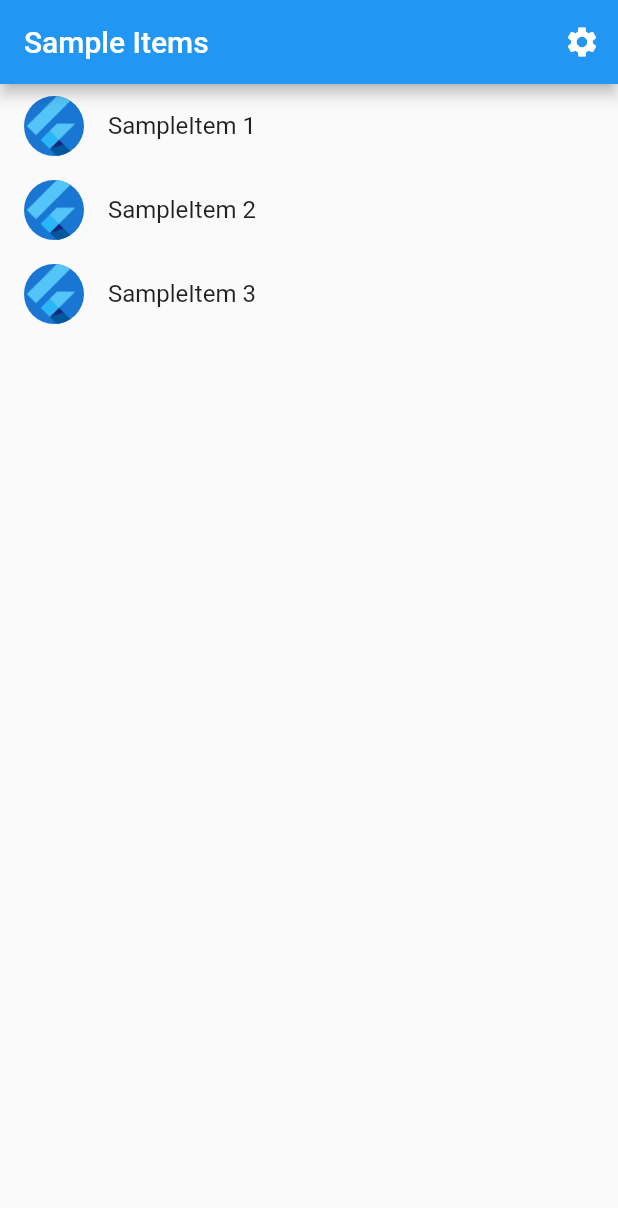
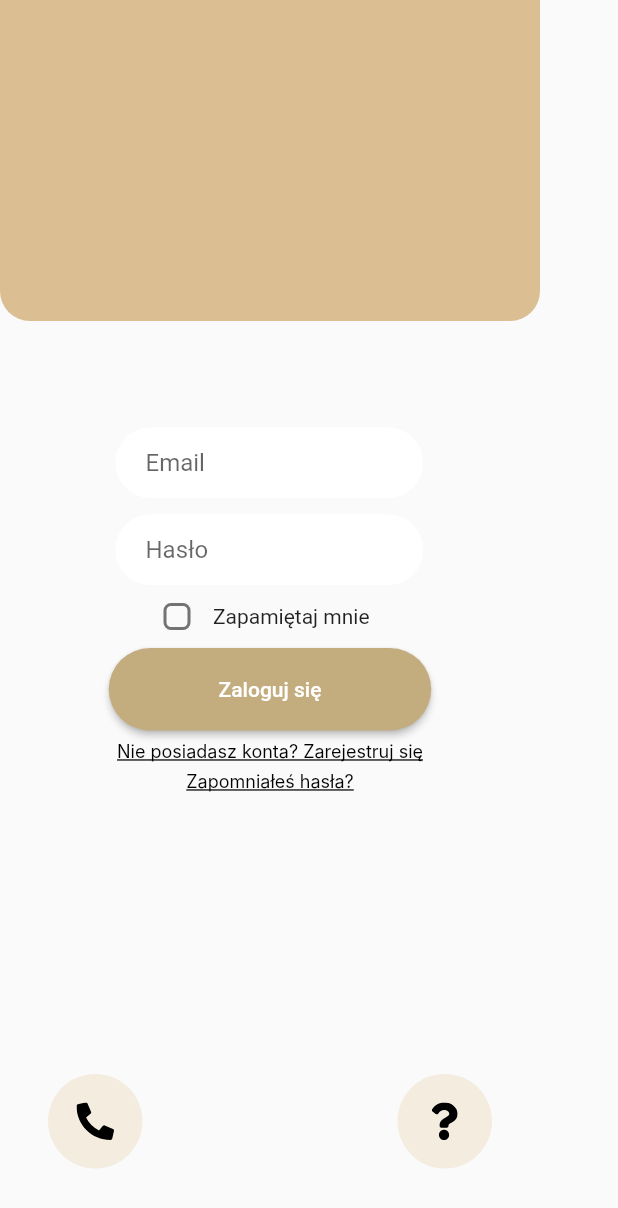
Before and after one commit to Tyfytyfy/sklep_strony_internetowe, a Flutter app: the screen it shows after launch, on a phone screen of 412 x 824 dp. Shown: the top 1208 px of the screen. Run offline on Flutter 3.47's test engine with Material 2 defaults, Android fonts, the phone set to English and light mode, and no system bars; our stand-ins replace flutter_svg; generated files the repository leaves out were written again; Roboto replaces fonts that are missing (Inter).

Commit message:
dodanie login screenu

```diff
--- a/lib/main.dart
+++ b/lib/main.dart
@@ -1,6 +1,7 @@
 import 'package:flutter/material.dart';
+import 'package:sklep_strony_internetowe/src/screens/login_screen.dart';
 
-import 'src/app.dart';
+//import 'src/app.dart';
 import 'src/settings/settings_controller.dart';
 import 'src/settings/settings_service.dart';
 
@@ -16,5 +17,16 @@ void main() async {
   // Run the app and pass in the SettingsController. The app listens to the
   // SettingsController for changes, then passes it further down to the
   // SettingsView.
-  runApp(MyApp(settingsController: settingsController));
+  runApp(const MyApp());
+  //runApp(MyApp(settingsController: settingsController));
 }
+
+class MyApp extends StatelessWidget {
+  const MyApp({super.key});
+  @override
+  Widget build(BuildContext context) {
+    return const MaterialApp(
+      home: LoginScreen(),
+    );
+  }
+}
--- /dev/null
+++ b/lib/src/constants/input_decoration.dart
@@ -0,0 +1,15 @@
+import 'package:flutter/material.dart';
+
+final textInputDecoration = InputDecoration(
+  fillColor: Colors.white,
+  filled: true,
+  contentPadding: EdgeInsets.only(top: 10, bottom: 10, left: 20),
+  enabledBorder: OutlineInputBorder(
+    borderRadius: BorderRadius.circular(100),
+    borderSide: BorderSide(color: Colors.white, width: 2),
+  ),
+  focusedBorder: OutlineInputBorder(
+    borderSide: BorderSide(color: Colors.blue, width: 2),
+    borderRadius: BorderRadius.circular(100),
+  ),
+);
--- /dev/null
+++ b/lib/src/screens/login_screen.dart
@@ -0,0 +1,184 @@
+import 'package:flutter/material.dart';
+import 'package:flutter_svg/flutter_svg.dart';
+import '../constants/input_decoration.dart';
+
+class LoginScreen extends StatefulWidget {
+  const LoginScreen({Key? key}) : super(key: key);
+
+  @override
+  State<LoginScreen> createState() => _LoginScreenState();
+}
+
+class _LoginScreenState extends State<LoginScreen> {
+  String email = '';
+  String password = '';
+  bool? isChecked = false;
+
+  @override
+  Widget build(BuildContext context) {
+    return Directionality(
+      textDirection: TextDirection.ltr,
+      child: Scaffold(
+        body: Column(
+          children: [
+            Container(
+              width: 360,
+              height: 214,
+              padding: const EdgeInsets.all(16.0),
+              decoration: const BoxDecoration(
+                borderRadius: BorderRadius.only(
+                  bottomLeft: Radius.circular(20),
+                  bottomRight: Radius.circular(20),
+                ),
+                color: Color.fromARGB(240, 217, 186, 140),
+              ),
+            ),
+            const SizedBox(
+              height: 71,
+            ),
+            Form(
+              child: Column(
+                children: [
+                  Container(
+                    width: 205,
+                    height: 47,
+                    margin: const EdgeInsets.only(left: 77, right: 78),
+                    child: TextFormField(
+                      decoration:
+                          textInputDecoration.copyWith(hintText: 'Email'),
+                      validator: (val) => val!.isEmpty ? 'Podaj email' : null,
+                      onChanged: (val) {
+                        setState(() => email = val);
+                      },
+                    ),
+                  ),
+                  const SizedBox(
+                    height: 11,
+                  ),
+                  Container(
+                    width: 205,
+                    height: 47,
+                    margin: const EdgeInsets.only(left: 77, right: 78),
+                    child: TextFormField(
+                      decoration:
+                          textInputDecoration.copyWith(hintText: 'Hasło'),
+                      validator: (val) => val!.isEmpty ? 'Podaj hasło' : null,
+                      onChanged: (val) {
+                        setState(() => password = val);
+                      },
+                    ),
+                  ),
+                  Container(
+                    width: 156,
+                    height: 42,
+                    margin: const EdgeInsets.only(left: 94, right: 110),
+                    child: Row(
+                      children: [
+                        Checkbox(
+                          value: isChecked,
+                          onChanged: (bool? value) {
+                            setState(() {
+                              isChecked = value!;
+                            });
+                          },
+                          shape: RoundedRectangleBorder(
+                            borderRadius: BorderRadius.circular(
+                                5), // Zaokrąglenie rogów checkboxa
+                          ),
+                        ),
+                        const Text('Zapamiętaj mnie'),
+                      ],
+                    ),
+                  ),
+                  ElevatedButton(
+                    onPressed: () {},
+                    style: ElevatedButton.styleFrom(
+                      minimumSize: const Size(215, 55),
+                      backgroundColor: const Color.fromARGB(255, 195, 172, 126),
+                      shape: RoundedRectangleBorder(
+                        borderRadius: BorderRadius.circular(
+                            100), // Zaokrąglenie rogów przycisku
+                      ), // Dostosuj szerokość i wysokość przycisku
+                    ),
+                    child: const Text('Zaloguj się'),
+                  ),
+                  const SizedBox(
+                    height: 8,
+                  ),
+                  GestureDetector(
+                    onTap: () {}, //tutaj link będzie
+                    child: const Text('Nie posiadasz konta? Zarejestruj się',
+                        textAlign: TextAlign.left,
+                        style: TextStyle(
+                            decoration: TextDecoration.underline,
+                            color: Color.fromRGBO(0, 0, 0, 1),
+                            fontFamily: 'Inter',
+                            fontSize: 12,
+                            letterSpacing: 0,
+                            fontWeight: FontWeight.normal,
+                            height: 1)),
+                  ),
+                  const SizedBox(
+                    height: 8,
+                  ),
+                  GestureDetector(
+                    onTap: () {}, //tutaj link będzie
+                    child: const Text('Zapomniałeś hasła?',
+                        textAlign: TextAlign.left,
+                        style: TextStyle(
+                            decoration: TextDecoration.underline,
+                            color: Color.fromRGBO(0, 0, 0, 1),
+                            fontFamily: 'Inter',
+                            fontSize: 12,
+                            letterSpacing: 0,
+                            fontWeight: FontWeight.normal,
+                            height: 1)),
+                  ),
+                ],
+              ),
+            ),
+          ],
+        ),
+        floatingActionButton: Container(
+          margin: const EdgeInsets.only(left: 48),
+          child: Row(
+            children: [
+              Container(
+                width: 63,
+                height: 63,
+                margin: const EdgeInsets.only(bottom: 29),
+                child: FloatingActionButton(
+                  onPressed: () {
+                    // Obsługa pierwszego przycisku w dolnym lewym rogu
+                  },
+                  backgroundColor: const Color.fromARGB(40, 204, 162, 79),
+                  elevation: 0,
+                  child: SvgPicture.asset('assets/images/phone.svg',
+                      semanticsLabel: 'phone'),
+                ),
+              ),
+              const SizedBox(
+                width: 170,
+              ),
+              // Dodane, aby uzyskać odstęp między przyciskami
+              Container(
+                width: 63,
+                height: 63,
+                margin: const EdgeInsets.only(bottom: 29),
+                child: FloatingActionButton(
+                  onPressed: () {
+                    // Obsługa drugiego przycisku w dolnym prawym rogu
+                  },
+                  backgroundColor: const Color.fromARGB(40, 204, 162, 79),
+                  elevation: 0,
+                  child: SvgPicture.asset('assets/images/faq.svg',
+                      semanticsLabel: 'faq'),
+                ),
+              ),
+            ],
+          ),
+        ),
+      ),
+    );
+  }
+}
--- a/pubspec.yaml
+++ b/pubspec.yaml
@@ -2,16 +2,17 @@ name: sklep_strony_internetowe
 description: A new Flutter project.
 
 # Prevent accidental publishing to pub.dev.
-publish_to: 'none'
+publish_to: "none"
 
 version: 1.0.0+1
 
 environment:
-  sdk: '>=3.0.6 <4.0.0'
+  sdk: ">=3.0.6 <4.0.0"
 
 dependencies:
   flutter:
     sdk: flutter
+  flutter_svg: ^2.0.9
   flutter_localizations:
     sdk: flutter
 
```
Also changed, not shown: assets/images/faq.svg (added), assets/images/phone.svg (added), pubspec.lock.
